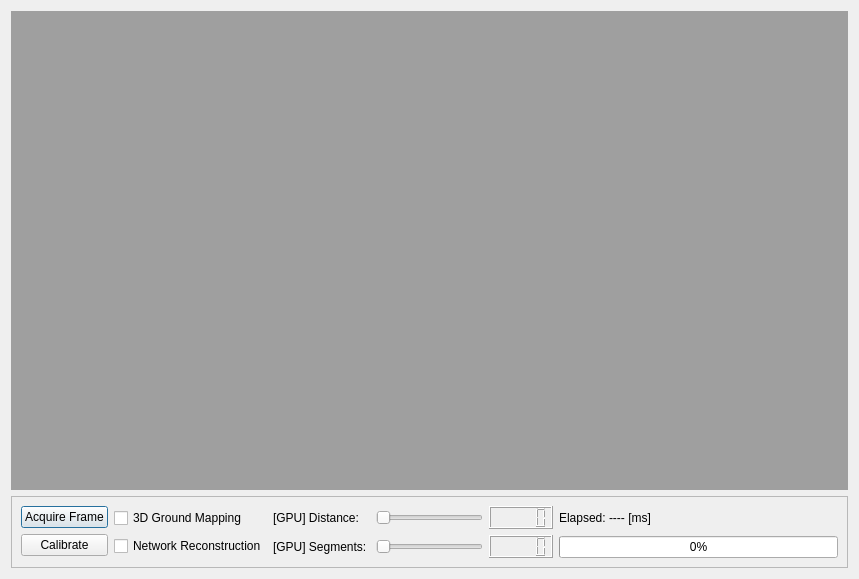
hvictor/Release, file TrackerRT_UI/UICalibrationDisplay.ui: the form before one commit.
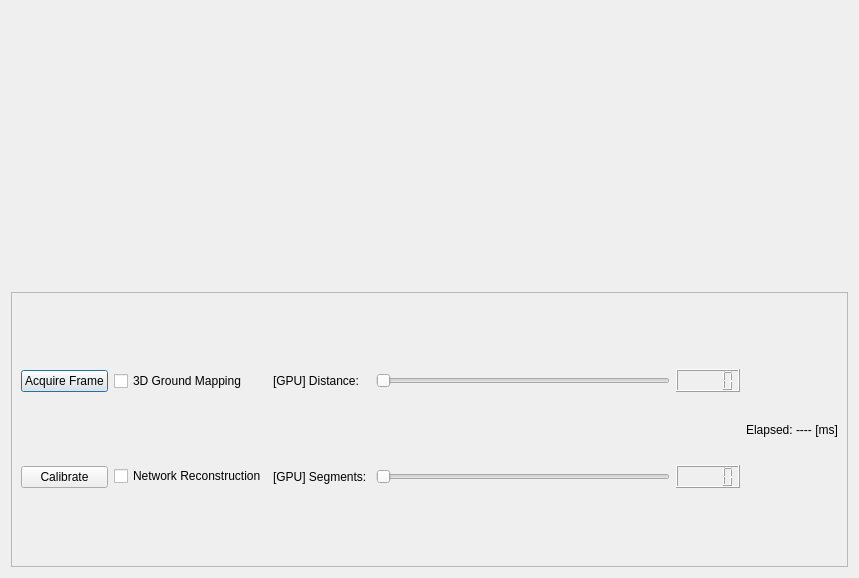
The form after the commit. Custom widgets are drawn as their Qt base class.

The edit to the form file:
```diff
--- a/TrackerRT_UI/UICalibrationDisplay.ui
+++ b/TrackerRT_UI/UICalibrationDisplay.ui
@@ -7,7 +7,7 @@
     <x>0</x>
     <y>0</y>
     <width>859</width>
-    <height>579</height>
+    <height>578</height>
    </rect>
   </property>
   <property name="windowTitle">
@@ -129,23 +129,24 @@
           </property>
          </widget>
         </item>
-        <item>
-         <widget class="QProgressBar" name="progressBar_2">
-          <property name="value">
-           <number>0</number>
-          </property>
-         </widget>
-        </item>
        </layout>
       </item>
      </layout>
     </widget>
    </item>
    <item row="0" column="0">
-    <widget class="QMdiArea" name="mdiArea"/>
+    <widget class="UIMonoDisplay" name="monoDisplay" native="true"/>
    </item>
   </layout>
  </widget>
+ <customwidgets>
+  <customwidget>
+   <class>UIMonoDisplay</class>
+   <extends>QWidget</extends>
+   <header location="global">UIMonoDisplay.h</header>
+   <container>1</container>
+  </customwidget>
+ </customwidgets>
  <resources/>
  <connections>
   <connection>
```
Left out of the diff: 4 changed lines with no effect on the pictures.
